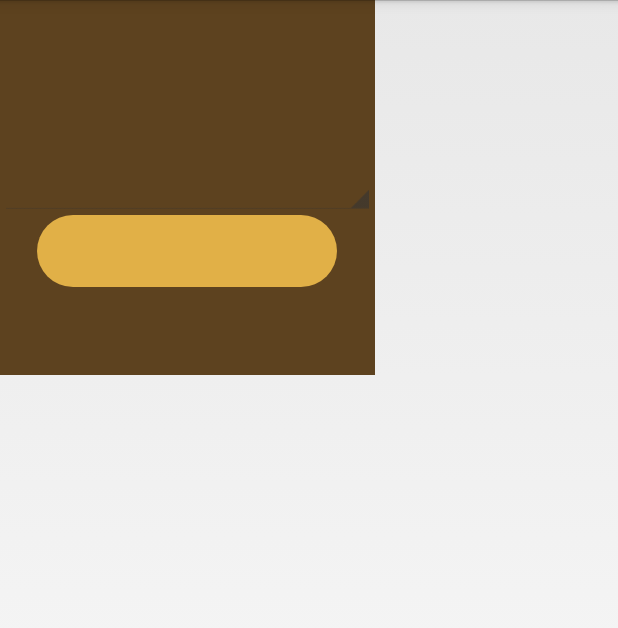
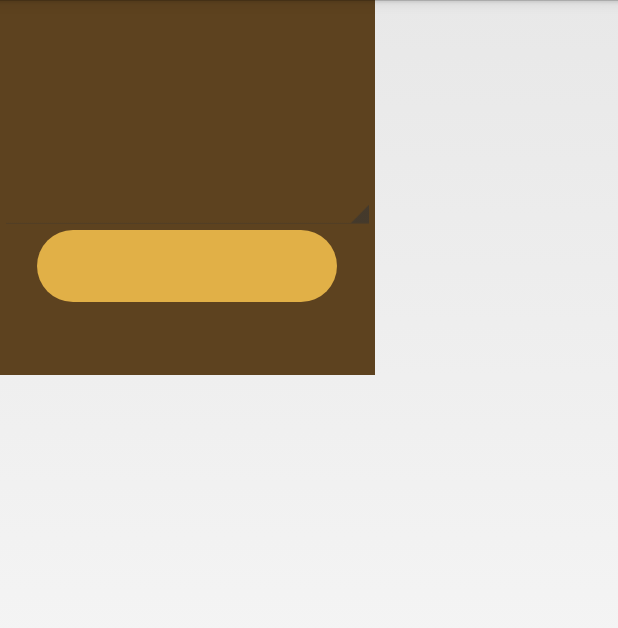
Before and after one commit to SterennLeHir/Buffalo_MoBill, an Android app built with Jetpack Compose: the layout alert_dialog.xml on its own in the app's theme, with its tools: preview values and no code run, on a phone screen of 412 x 824 dp. Shown: the top 628 px of the screen. Run offline under Robolectric (Android 15) with nearby library versions, the phone set to English and light mode, and no system bars.

Commit message:
Update details

```diff
--- a/app/src/main/java/esir/progmob/buffalo_mobill/QuickQuiz.kt
+++ b/app/src/main/java/esir/progmob/buffalo_mobill/QuickQuiz.kt
@@ -305,7 +305,7 @@ class QuickQuiz : Game() {
                     scoreSent = true
                 }
             }
-        } else if (!isMulti) {
+        } else if (!isMulti) { // mode solo
             if (numberOfQuestions == 0) {
                 val intent = Intent(this, ScorePage::class.java)
                 intent.putExtra("score", score)
@@ -318,10 +318,10 @@ class QuickQuiz : Game() {
                     nextQuestion()
                 }, 2000)
             }
-        } else {
+        } else { // côté serveur
             Handler(Looper.getMainLooper()).postDelayed({
                 Multiplayer.Exchange.dataExchangeServer.write("Answered")
-            }, 2000)
+            }, 1000) // 1000 car prise en compte du temps d'envoi et de traitement du message
         }
     }
 
--- a/app/src/main/res/layout/alert_dialog.xml
+++ b/app/src/main/res/layout/alert_dialog.xml
@@ -16,7 +16,8 @@
         android:text=""
         android:textAlignment="center"
         android:textColor="@color/white"
-        android:textSize="20sp" />
+        android:textSize="20sp"
+        android:layout_marginTop="10dp"/>
 
     <TextView
         android:id="@+id/message"
```
